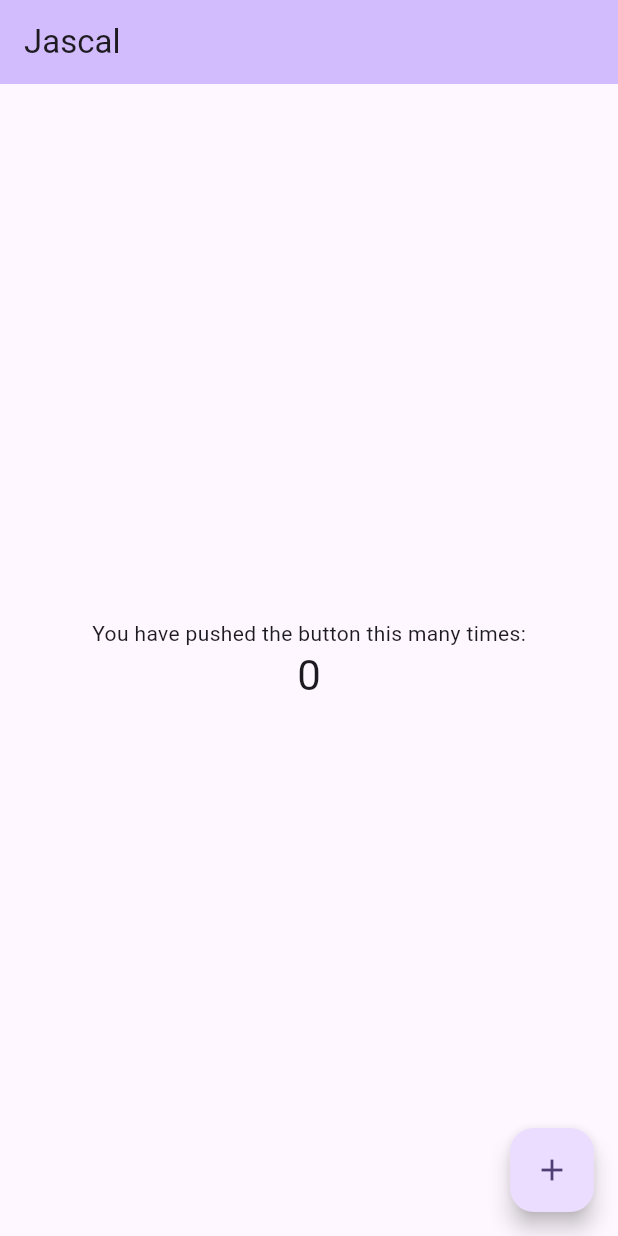
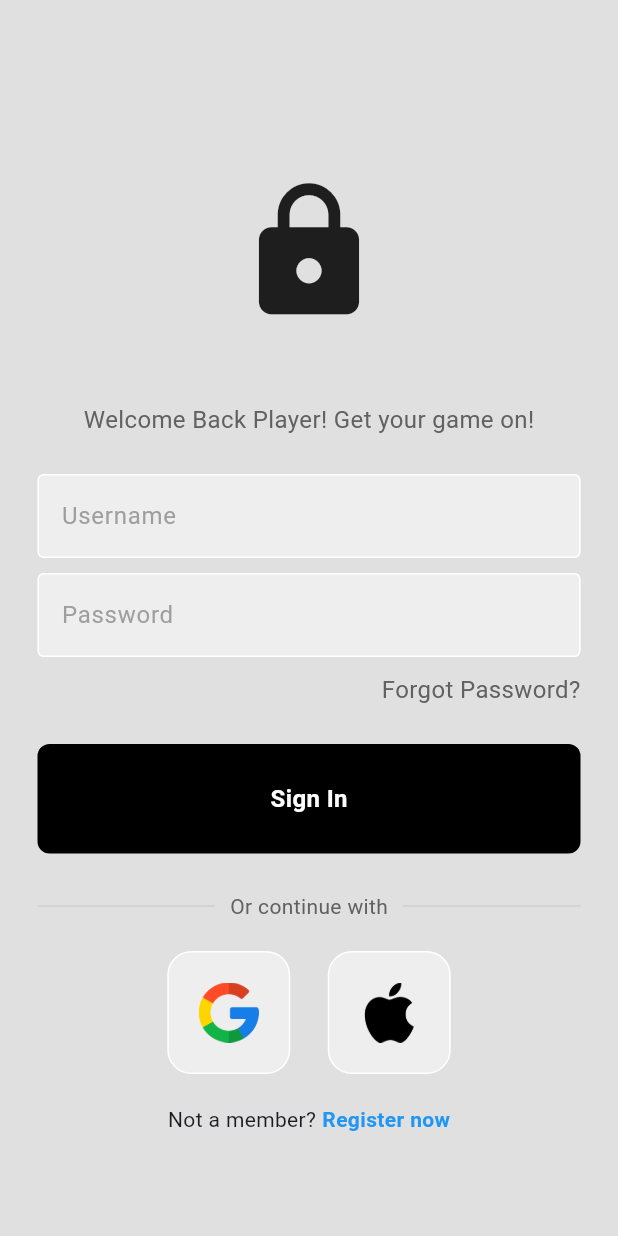
Before and after one commit to shj941013/Jacal, a Flutter app: the screen it shows after launch, on a phone screen of 412 x 824 dp. Run offline on Flutter 3.47's test engine with Material 3 defaults, Android fonts, the light colour scheme and no system bars.

Commit message:
create login UI

```diff
--- /dev/null
+++ b/lib/componenets/login_textfield.dart
@@ -0,0 +1,37 @@
+import 'package:flutter/material.dart';
+
+class LoginTextField extends StatelessWidget {
+  final controller;
+  final String hintText;
+  final bool obscureText;
+
+  const LoginTextField({
+    super.key,
+    required this.controller,
+    required this.hintText,
+    required this.obscureText,
+  });
+
+  @override
+  Widget build(BuildContext context) {
+    return Padding(
+      padding: const EdgeInsets.symmetric(horizontal: 25.0),
+      child: TextField(
+        controller: controller,
+        obscureText: obscureText,
+        decoration: InputDecoration(
+          enabledBorder: const OutlineInputBorder(
+            borderSide: BorderSide(color: Colors.white),
+          ),
+          focusedBorder: OutlineInputBorder(
+            borderSide: BorderSide(color: Colors.grey.shade400),
+          ),
+          fillColor: Colors.grey.shade200,
+          filled: true,
+          hintText: hintText,
+          hintStyle: TextStyle(color: Colors.grey[500]),
+        ),
+      ),
+    );
+  }
+}
--- /dev/null
+++ b/lib/componenets/oauth.dart
@@ -0,0 +1,22 @@
+import 'package:flutter/material.dart';
+
+class OauthLogin extends StatelessWidget {
+  final String imagePath;
+
+  const OauthLogin({super.key, required this.imagePath});
+
+  @override
+  Widget build(BuildContext context) {
+    return Container(
+      padding: EdgeInsets.all(20),
+      decoration: BoxDecoration(
+          border: Border.all(color: Colors.white),
+          borderRadius: BorderRadius.circular(16),
+          color: Colors.grey[200]),
+      child: Image.asset(
+        imagePath,
+        height: 40,
+      ),
+    );
+  }
+}
--- /dev/null
+++ b/lib/componenets/signIn_button.dart
@@ -0,0 +1,32 @@
+import 'package:flutter/material.dart';
+
+class SignInButton extends StatelessWidget {
+  final Function()? onTap;
+
+  const SignInButton({super.key, required this.onTap});
+
+  @override
+  Widget build(BuildContext context) {
+    return GestureDetector(
+      onTap: onTap,
+      child: Container(
+        padding: EdgeInsets.all(25),
+        margin: EdgeInsets.symmetric(horizontal: 25),
+        decoration: BoxDecoration(
+          color: Colors.black,
+          borderRadius: BorderRadius.circular(8),
+        ),
+        child: const Center(
+          child: Text(
+            "Sign In",
+            style: TextStyle(
+              color: Colors.white,
+              fontWeight: FontWeight.bold,
+              fontSize: 16,
+            ),
+          ),
+        ),
+      ),
+    );
+  }
+}
--- a/lib/main.dart
+++ b/lib/main.dart
@@ -1,4 +1,5 @@
 import 'package:flutter/material.dart';
+import 'package:jascal/pages/login_page.dart';
 
 void main() {
   runApp(const MyApp());
@@ -11,60 +12,8 @@
   @override
   Widget build(BuildContext context) {
     return MaterialApp(
-      title: 'Flutter Demo',
-      theme: ThemeData(
-        colorScheme: ColorScheme.fromSeed(seedColor: Colors.deepPurple),
-        useMaterial3: true,
-      ),
-      home: const MyHomePage(title: 'Jascal'),
+      debugShowCheckedModeBanner: false,
+      home: LoginPage(),
     );
   }
 }
-
-class MyHomePage extends StatefulWidget {
-  const MyHomePage({super.key, required this.title});
-
-  final String title;
-
-  @override
-  State<MyHomePage> createState() => _MyHomePageState();
-}
-
-class _MyHomePageState extends State<MyHomePage> {
-  int _counter = 0;
-
-  void _incrementCounter() {
-    setState(() {
-      _counter++;
-    });
-  }
-
-  @override
-  Widget build(BuildContext context) {
-    return Scaffold(
-      appBar: AppBar(
-        backgroundColor: Theme.of(context).colorScheme.inversePrimary,
-        title: Text(widget.title),
-      ),
-      body: Center(
-        child: Column(
-          mainAxisAlignment: MainAxisAlignment.center,
-          children: <Widget>[
-            const Text(
-              'You have pushed the button this many times:',
-            ),
-            Text(
-              '$_counter',
-              style: Theme.of(context).textTheme.headlineMedium,
-            ),
-          ],
-        ),
-      ),
-      floatingActionButton: FloatingActionButton(
-        onPressed: _incrementCounter,
-        tooltip: 'Increment',
-        child: const Icon(Icons.add),
-      ), // This trailing comma makes auto-formatting nicer for build methods.
-    );
-  }
-}
--- /dev/null
+++ b/lib/pages/login_page.dart
@@ -0,0 +1,170 @@
+import 'package:flutter/material.dart';
+import 'package:jascal/componenets/login_textfield.dart';
+import 'package:jascal/componenets/oauth.dart';
+import 'package:jascal/componenets/signIn_button.dart';
+
+class LoginPage extends StatelessWidget {
+  LoginPage({super.key});
+
+  //text editing controllers
+  final usernameController = TextEditingController();
+  final passwordController = TextEditingController();
+
+  void signUserIn() {}
+
+  @override
+  Widget build(BuildContext context) {
+    return Scaffold(
+      resizeToAvoidBottomInset: false,
+      backgroundColor: Colors.grey[300],
+      body: Center(
+        child: Column(
+          mainAxisAlignment: MainAxisAlignment.center,
+          children: [
+            const SizedBox(
+              height: 50,
+            ),
+
+            //logo
+            const Icon(
+              Icons.lock,
+              size: 100,
+            ),
+
+            //welcome back player!
+            const SizedBox(
+              height: 50,
+            ),
+
+            Text(
+              'Welcome Back Player! Get your game on!',
+              style: TextStyle(
+                color: Colors.grey[700],
+                fontSize: 16,
+              ),
+            ),
+
+            //username textfield
+
+            const SizedBox(
+              height: 25,
+            ),
+
+            LoginTextField(
+              controller: usernameController,
+              hintText: 'Username',
+              obscureText: false,
+            ),
+
+            //password textfield
+            const SizedBox(
+              height: 10,
+            ),
+            LoginTextField(
+              controller: passwordController,
+              hintText: 'Password',
+              obscureText: true,
+            ),
+
+            //forgot password?
+            const SizedBox(
+              height: 10,
+            ),
+            Padding(
+              padding: const EdgeInsets.symmetric(horizontal: 25.0),
+              child: Row(
+                mainAxisAlignment: MainAxisAlignment.end,
+                children: [
+                  Text(
+                    'Forgot Password?',
+                    style: TextStyle(
+                      color: Colors.grey[700],
+                      fontSize: 16,
+                    ),
+                  ),
+                ],
+              ),
+            ),
+
+            //sign in button
+
+            const SizedBox(
+              height: 25,
+            ),
+
+            SignInButton(
+              onTap: signUserIn,
+            ),
+
+            const SizedBox(
+              height: 25,
+            ),
+
+            // or continue with
+            Padding(
+              padding: const EdgeInsets.symmetric(horizontal: 25.0),
+              child: Row(
+                children: [
+                  Expanded(
+                    child: Divider(
+                      thickness: 0.5,
+                      color: Colors.grey[400],
+                    ),
+                  ),
+                  Padding(
+                    padding: const EdgeInsets.symmetric(horizontal: 10.0),
+                    child: Text(
+                      'Or continue with',
+                      style: TextStyle(color: Colors.grey[700]),
+                    ),
+                  ),
+                  Expanded(
+                    child: Divider(
+                      thickness: 0.5,
+                      color: Colors.grey[400],
+                    ),
+                  ),
+                ],
+              ),
+            ),
+
+            const SizedBox(
+              height: 20,
+            ),
+
+            const Row(
+              mainAxisAlignment: MainAxisAlignment.center,
+              children: [
+                // google + apple sign in button,
+                OauthLogin(imagePath: 'lib/images/google.png'),
+                SizedBox(width: 25),
+                OauthLogin(imagePath: 'lib/images/apple.png')
+              ],
+            ),
+            const SizedBox(
+              height: 20,
+            ),
+            const Row(
+              mainAxisAlignment: MainAxisAlignment.center,
+              children: [
+                Text('Not a member?'),
+                SizedBox(
+                  width: 4,
+                ),
+                Text(
+                  'Register now',
+                  style: TextStyle(
+                    color: Colors.blue,
+                    fontWeight: FontWeight.bold,
+                  ),
+                ),
+              ],
+            )
+
+            //not a memeber? register now
+          ],
+        ),
+      ),
+    );
+  }
+}
--- a/pubspec.yaml
+++ b/pubspec.yaml
@@ -58,9 +58,8 @@
   # the material Icons class.
   uses-material-design: true
 
-  # To add assets to your application, add an assets section, like this:
-  # assets:
-  #   - images/a_dot_burr.jpeg
+  assets:
+    - lib/images/
   #   - images/a_dot_ham.jpeg
 
   # An image asset can refer to one or more resolution-specific "variants", see
```
Also changed, not shown: lib/images/apple.png (added), lib/images/google.png (added).
